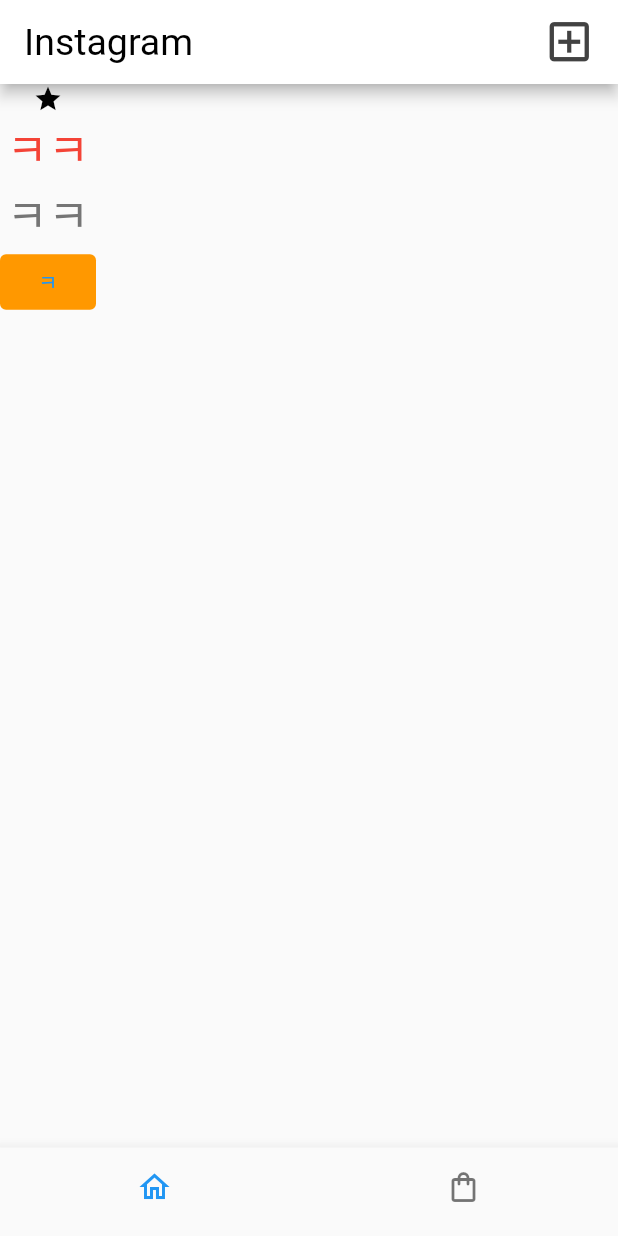
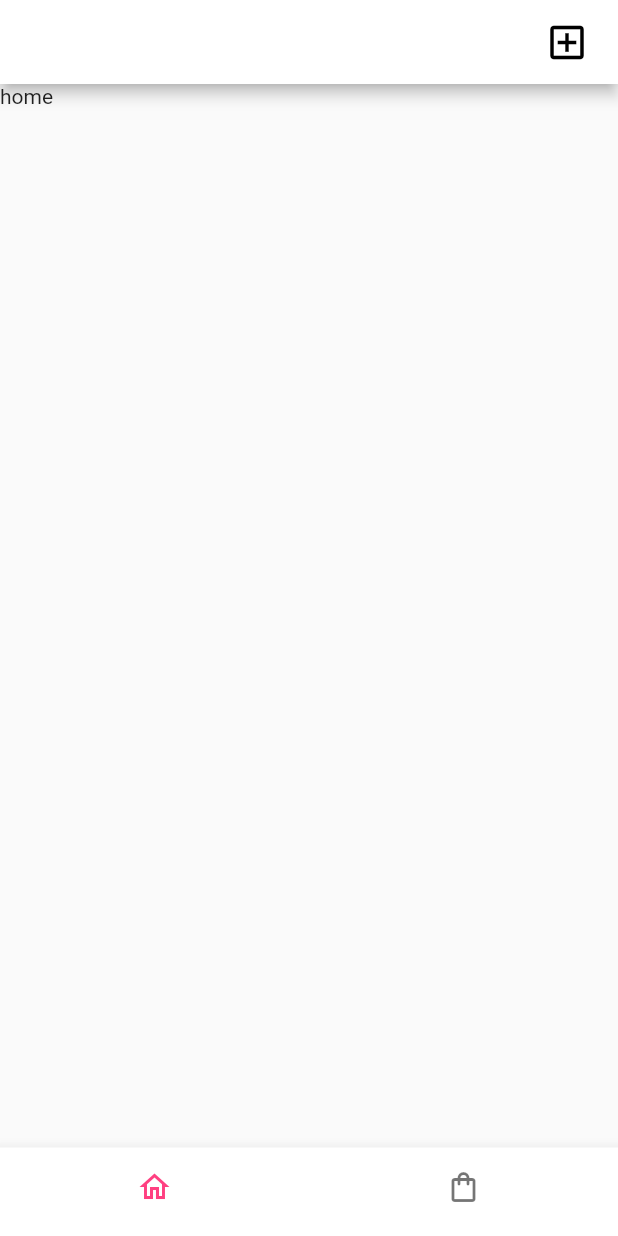
Before and after one commit to yeo-hyeonseok/Clone_Instagram, a Flutter app: the screen it shows after launch, after a tap on the "add box" icon, on a phone screen of 412 x 824 dp. Run offline on Flutter 3.47's test engine with Material 2 defaults, Android fonts, the phone set to English and light mode, and no system bars.

Commit message:
탭으로 페이지 구현하기

```diff
--- a/lib/main.dart
+++ b/lib/main.dart
@@ -19,40 +19,49 @@ var textStyle = TextStyle(
   fontSize: 18
 );
 
-class MyApp extends StatelessWidget {
+class MyApp extends StatefulWidget {
   const MyApp({Key? key}) : super(key: key);
+
+  @override
+  State<MyApp> createState() => _MyAppState();
+}
+
+class _MyAppState extends State<MyApp> {
+  var tabContents = [Home(), Shop()];
+  var currentTabIndex = 0;
+
+  void setCurrentTabIndex(int index) {
+    setState(() {
+      currentTabIndex = index;
+    });
+  }
 
   @override
   Widget build(BuildContext context) {
     return Scaffold(
       appBar: AppBar(
-        title: Text('Instagram', style: TextStyle(
-          color: Colors.black
-        ),),
+        title: Text('Instagram'),
         actions: [
           Padding(
             padding: const EdgeInsets.fromLTRB(0, 0, 10, 0),
             child: IconButton(
               onPressed: (){},
-              icon: Icon(Icons.add_box_outlined, color: Colors.grey.shade800, size: 35,),
+              icon: Icon(Icons.add_box_outlined, color: Colors.black, size: 30,),
             ),
           )
         ],
       ),
       body: Container(
-          child: Column(
-            children: [
-              Icon(Icons.star),
-              // 원하는 ThemeData의 내용을 불러오려면 Theme.of
-              Text('ㅋㅋ', style: Theme.of(context).textTheme.bodyText1,),
-              Text('ㅋㅋ', style: Theme.of(context).textTheme.bodyText2,),
-              TextButton(onPressed: (){}, child: Text('ㅋ'))
-            ],
-          ),
+          child: tabContents[currentTabIndex]
         ),
+      // 플러터에서 탭 구현하기
       bottomNavigationBar: BottomNavigationBar(
         showSelectedLabels: false,
         showUnselectedLabels: false,
+        // onPressed랑 똑같음
+        onTap: (index){
+          setCurrentTabIndex(index);
+        },
         items: [
           BottomNavigationBarItem(icon: Icon(Icons.home_outlined), label: '홈'),
           BottomNavigationBarItem(icon: Icon(Icons.shopping_bag_outlined), label: '샵'),
@@ -61,3 +70,21 @@ class MyApp extends StatelessWidget {
       );
   }
 }
+
+class Home extends StatelessWidget {
+  const Home({Key? key}) : super(key: key);
+
+  @override
+  Widget build(BuildContext context) {
+    return const Text('home');
+  }
+}
+
+class Shop extends StatelessWidget {
+  const Shop({Key? key}) : super(key: key);
+
+  @override
+  Widget build(BuildContext context) {
+    return const Text('shop');
+  }
+}
```
Also changed, not shown: lib/styles/style.dart (+6 -26 lines).
